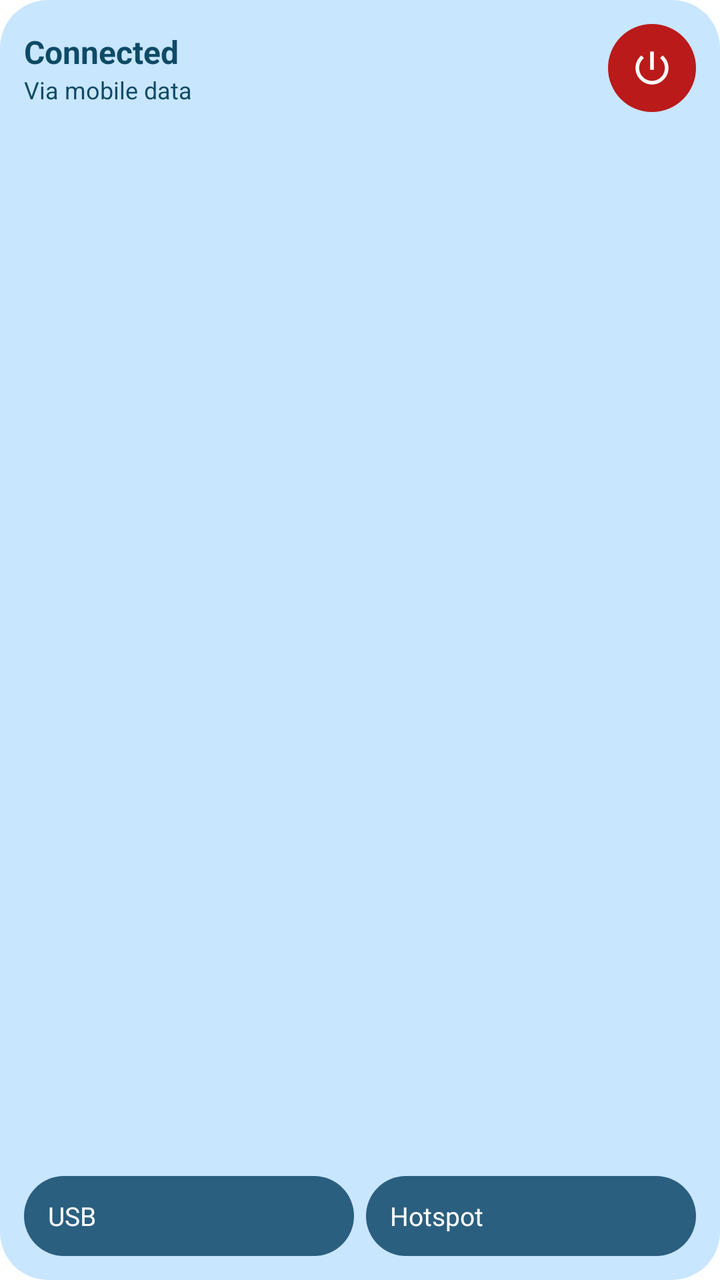
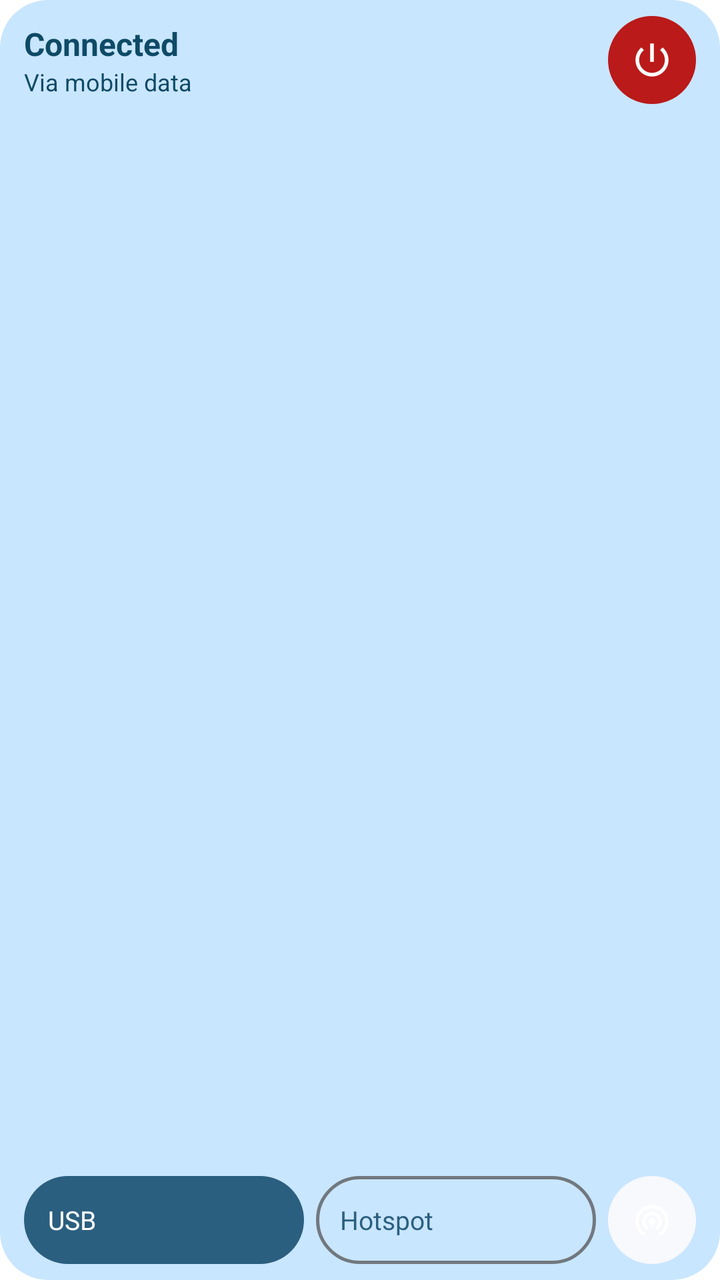

Compare the two renders of this Android layout. The source of the first and the diff that turns it into the second are given below.
<!-- AndroidManifest.xml: application theme Theme.ConnectAnytime.Starting -->
<!-- res/layout/widget_preview.xml -->
<?xml version="1.0" encoding="utf-8"?>
<LinearLayout xmlns:android="http://schemas.android.com/apk/res/android"
    android:layout_width="match_parent" android:layout_height="match_parent"
    android:orientation="vertical" android:padding="12dp" android:background="@drawable/widget_preview_background">
    <LinearLayout android:layout_width="match_parent" android:layout_height="wrap_content"
        android:orientation="horizontal" android:gravity="center_vertical" android:baselineAligned="false">
        <LinearLayout android:layout_width="0dp" android:layout_height="wrap_content" android:layout_weight="1"
            android:orientation="vertical">
            <TextView android:layout_width="wrap_content" android:layout_height="wrap_content"
                android:text="@string/connected" android:textColor="#0E4A66" android:textSize="16sp" android:textStyle="bold" />
            <TextView android:layout_width="wrap_content" android:layout_height="wrap_content"
                android:text="@string/uplink_mobile" android:textColor="#0E4A66" android:textSize="12sp" />
        </LinearLayout>
        <ImageView android:layout_width="44dp" android:layout_height="44dp" android:padding="11dp"
            android:src="@drawable/ic_power" android:background="@drawable/widget_preview_button"
            android:contentDescription="@null" />
    </LinearLayout>
    <View android:layout_width="match_parent" android:layout_height="0dp" android:layout_weight="1" />
    <LinearLayout android:layout_width="match_parent" android:layout_height="40dp" android:orientation="horizontal"
        android:baselineAligned="false">
        <TextView android:layout_width="0dp" android:layout_height="match_parent" android:layout_weight="1"
            android:gravity="center_vertical" android:paddingHorizontal="12dp" android:text="@string/widget_usb"
            android:textColor="#FFFFFF" android:textSize="13sp" android:background="@drawable/widget_preview_row" />
        <TextView android:layout_width="0dp" android:layout_height="match_parent" android:layout_weight="1"
            android:layout_marginStart="6dp" android:gravity="center_vertical" android:paddingHorizontal="12dp"
            android:text="@string/widget_hotspot" android:textColor="#FFFFFF" android:textSize="13sp"
            android:background="@drawable/widget_preview_row" />
    </LinearLayout>
</LinearLayout>
<!-- resources referenced by this layout -->
<resources>
  <!-- drawable ic_power (drawable) -->
  <vector xmlns:android="http://schemas.android.com/apk/res/android" android:width="24dp" android:height="24dp" android:viewportWidth="24" android:viewportHeight="24"><path android:fillColor="#FFFFFFFF" android:pathData="M13,3h-2v10h2L13,3zM17.83,5.17l-1.42,1.42C17.99,7.86 19,9.81 19,12c0,3.87 -3.13,7 -7,7s-7,-3.13 -7,-7c0,-2.19 1.01,-4.14 2.58,-5.42L6.17,5.17C4.23,6.82 3,9.26 3,12c0,4.97 4.03,9 9,9s9,-4.03 9,-9c0,-2.74 -1.23,-5.18 -3.17,-6.83z"/></vector>
  <!-- drawable widget_preview_background (drawable) -->
  <shape xmlns:android="http://schemas.android.com/apk/res/android" android:shape="rectangle">
      <solid android:color="#C9E6FF" /><corners android:radius="24dp" />
  </shape>
  <!-- drawable widget_preview_button (drawable) -->
  <shape xmlns:android="http://schemas.android.com/apk/res/android" android:shape="rectangle">
      <solid android:color="#BA1A1A" /><corners android:radius="22dp" />
  </shape>
  <!-- drawable widget_preview_row (drawable) -->
  <shape xmlns:android="http://schemas.android.com/apk/res/android" android:shape="rectangle">
      <solid android:color="#2B5F7F" /><corners android:radius="20dp" />
  </shape>
  <string name="connected">Connected</string>
  <string name="uplink_mobile">Via mobile data</string>
  <string name="widget_hotspot">Hotspot</string>
  <string name="widget_usb">USB</string>
  <style name="Theme.ConnectAnytime.Starting" parent="Theme.SplashScreen">
          <item name="windowSplashScreenBackground">@color/brand_background</item>
          <item name="windowSplashScreenAnimatedIcon">@drawable/ic_launcher_foreground</item>
          <item name="postSplashScreenTheme">@style/Theme.ConnectAnytime</item>
      </style>
  <color name="brand_background">#F7F9FD</color>
  <style name="Theme.ConnectAnytime" parent="android:style/Theme.Material.Light.NoActionBar">
          <item name="android:windowBackground">@color/brand_background</item>
          <item name="android:statusBarColor">@android:color/transparent</item>
          <item name="android:navigationBarColor">@android:color/transparent</item>
          <item name="android:windowLightStatusBar">true</item>
          <item name="android:windowLightNavigationBar">true</item>
          <item name="android:windowActionModeOverlay">true</item>
      </style>
  <!-- unchanged entries left out for length: 1 -->
</resources>

<!-- the commit's change to res/layout/widget_preview.xml (unified diff, before → after) -->
@@ -1,7 +1,8 @@
 <?xml version="1.0" encoding="utf-8"?>
 <LinearLayout xmlns:android="http://schemas.android.com/apk/res/android"
     android:layout_width="match_parent" android:layout_height="match_parent"
-    android:orientation="vertical" android:padding="12dp" android:background="@drawable/widget_preview_background">
+    android:orientation="vertical" android:paddingHorizontal="12dp" android:paddingVertical="8dp"
+    android:background="@drawable/widget_preview_background">
     <LinearLayout android:layout_width="match_parent" android:layout_height="wrap_content"
         android:orientation="horizontal" android:gravity="center_vertical" android:baselineAligned="false">
         <LinearLayout android:layout_width="0dp" android:layout_height="wrap_content" android:layout_weight="1"
@@ -16,14 +17,17 @@
             android:contentDescription="@null" />
     </LinearLayout>
     <View android:layout_width="match_parent" android:layout_height="0dp" android:layout_weight="1" />
-    <LinearLayout android:layout_width="match_parent" android:layout_height="40dp" android:orientation="horizontal"
+    <LinearLayout android:layout_width="match_parent" android:layout_height="44dp" android:orientation="horizontal"
         android:baselineAligned="false">
         <TextView android:layout_width="0dp" android:layout_height="match_parent" android:layout_weight="1"
             android:gravity="center_vertical" android:paddingHorizontal="12dp" android:text="@string/widget_usb"
             android:textColor="#FFFFFF" android:textSize="13sp" android:background="@drawable/widget_preview_row" />
         <TextView android:layout_width="0dp" android:layout_height="match_parent" android:layout_weight="1"
             android:layout_marginStart="6dp" android:gravity="center_vertical" android:paddingHorizontal="12dp"
-            android:text="@string/widget_hotspot" android:textColor="#FFFFFF" android:textSize="13sp"
-            android:background="@drawable/widget_preview_row" />
+            android:text="@string/widget_hotspot" android:textColor="#2B5F7F" android:textSize="13sp"
+            android:background="@drawable/widget_preview_row_off" />
+        <ImageView android:layout_width="44dp" android:layout_height="44dp" android:layout_marginStart="6dp" android:padding="12dp"
+            android:src="@drawable/ic_hotspot" android:background="@drawable/widget_preview_settings"
+            android:contentDescription="@null" />
     </LinearLayout>
 </LinearLayout>
<!-- resource entries referenced after the edit -->
@@ -1,5 +1,7 @@
 <!-- resources referenced by this layout -->
 <resources>
+  <!-- drawable ic_hotspot (drawable) -->
+  <vector xmlns:android="http://schemas.android.com/apk/res/android" android:width="24dp" android:height="24dp" android:viewportWidth="24" android:viewportHeight="24"><path android:fillColor="#FFFFFFFF" android:pathData="M12,11c-1.1,0 -2,0.9 -2,2s0.9,2 2,2 2,-0.9 2,-2 -0.9,-2 -2,-2zM18,13c0,-3.31 -2.69,-6 -6,-6s-6,2.69 -6,6c0,2.22 1.21,4.15 3,5.19l1,-1.74c-1.19,-0.7 -2,-1.97 -2,-3.45 0,-2.21 1.79,-4 4,-4s4,1.79 4,4c0,1.48 -0.81,2.75 -2,3.45l1,1.74c1.79,-1.04 3,-2.97 3,-5.19zM12,3C6.48,3 2,7.48 2,13c0,3.7 2.01,6.92 4.99,8.65l1,-1.73C5.61,18.53 4,15.96 4,13c0,-4.42 3.58,-8 8,-8s8,3.58 8,8c0,2.96 -1.61,5.53 -4,6.92l1,1.73c2.99,-1.73 5,-4.95 5,-8.65 0,-5.52 -4.48,-10 -10,-10z"/></vector>
   <!-- drawable ic_power (drawable) -->
   <vector xmlns:android="http://schemas.android.com/apk/res/android" android:width="24dp" android:height="24dp" android:viewportWidth="24" android:viewportHeight="24"><path android:fillColor="#FFFFFFFF" android:pathData="M13,3h-2v10h2L13,3zM17.83,5.17l-1.42,1.42C17.99,7.86 19,9.81 19,12c0,3.87 -3.13,7 -7,7s-7,-3.13 -7,-7c0,-2.19 1.01,-4.14 2.58,-5.42L6.17,5.17C4.23,6.82 3,9.26 3,12c0,4.97 4.03,9 9,9s9,-4.03 9,-9c0,-2.74 -1.23,-5.18 -3.17,-6.83z"/></vector>
   <!-- drawable widget_preview_background (drawable) -->
@@ -12,7 +14,15 @@
   </shape>
   <!-- drawable widget_preview_row (drawable) -->
   <shape xmlns:android="http://schemas.android.com/apk/res/android" android:shape="rectangle">
-      <solid android:color="#2B5F7F" /><corners android:radius="20dp" />
+      <solid android:color="#2B5F7F" /><corners android:radius="22dp" />
+  </shape>
+  <!-- drawable widget_preview_row_off (drawable) -->
+  <shape xmlns:android="http://schemas.android.com/apk/res/android" android:shape="rectangle">
+      <solid android:color="#C9E6FF" /><stroke android:width="1.5dp" android:color="#71787E" /><corners android:radius="22dp" />
+  </shape>
+  <!-- drawable widget_preview_settings (drawable) -->
+  <shape xmlns:android="http://schemas.android.com/apk/res/android" android:shape="rectangle">
+      <solid android:color="#F7F9FD" /><corners android:radius="22dp" />
   </shape>
   <string name="connected">Connected</string>
   <string name="uplink_mobile">Via mobile data</string>
